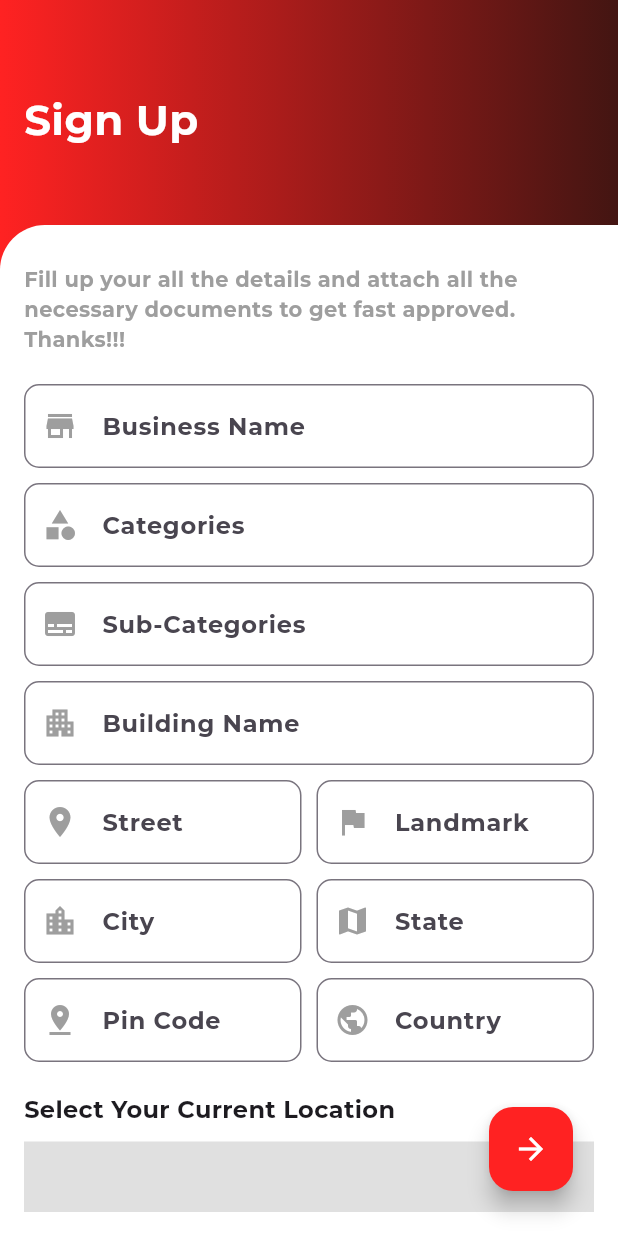
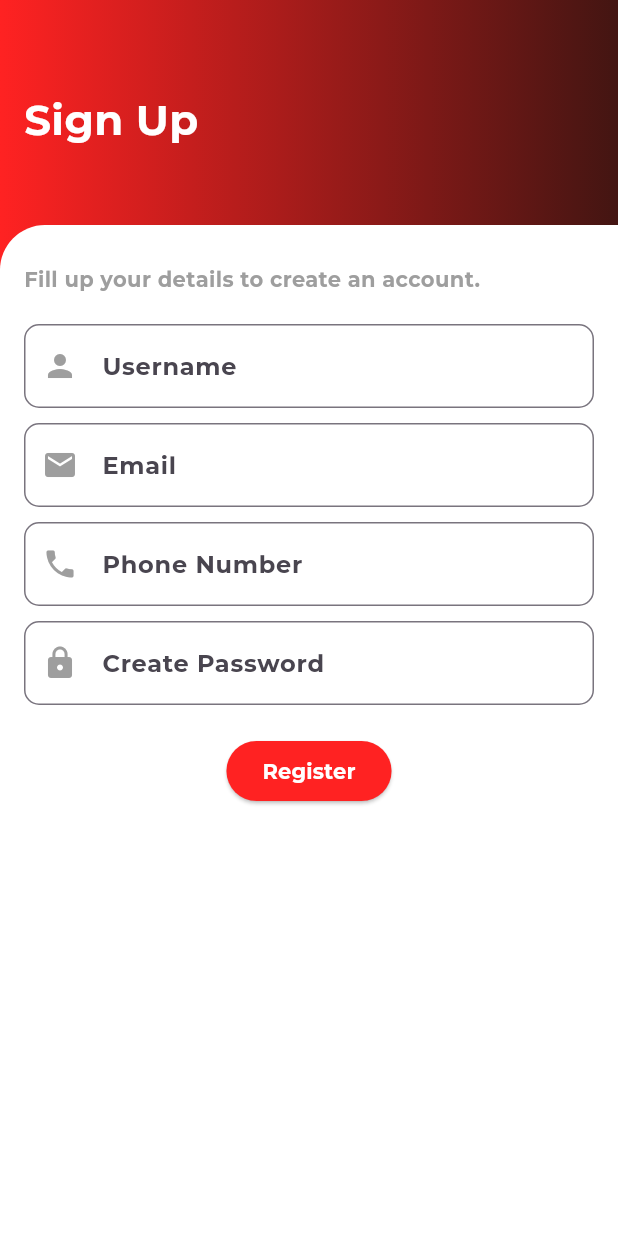
Before and after one commit to reelapp2024/mobileapp_forntend, a Flutter app: the SignupScreen screen opened by its route, on a phone screen of 412 x 824 dp. Run offline on Flutter 3.47's test engine with Material 3 defaults, Android fonts, the phone set to English and light mode, and no system bars; our stand-ins replace camera, get, image_picker, video_player; project files that could hold a hidden picture were left out.

Commit message:
content creation screen done

```diff
--- a/lib/app_route.dart
+++ b/lib/app_route.dart
@@ -1,4 +1,5 @@
 import 'package:get/get.dart';
+import 'package:logical_dottech/screens/content_create.dart';
 import 'package:logical_dottech/screens/create_profile.dart';
 import 'package:logical_dottech/screens/get_otp_screen.dart';
 import 'package:logical_dottech/screens/login_screen.dart';
@@ -19,6 +20,7 @@ class AppRoutes {
   static const String mainscreen = '/mainscreen';
   static const String reelscreen = '/reelscreen';
   static const String createprofile = '/createprofile';
+  static const String contentCreateScreen = '/contentCreateScreen';
 
   static final routes = [
     GetPage(name: signup, page: () => SignupScreen()),
@@ -28,6 +30,7 @@ class AppRoutes {
     GetPage(name: selectBustype, page: () => BusinessTypeScreen()),
     GetPage(name: mainscreen, page: () => MainScreen()),
     GetPage(name: profilescreen, page: () => ProfileScreen()),
+    GetPage(name: contentCreateScreen, page: () => ContentCreateScreen()),
     GetPage(
       name: reelscreen,
       page: () {
--- a/lib/screens/login_screen.dart
+++ b/lib/screens/login_screen.dart
@@ -172,7 +172,7 @@ class _LoginScreenState extends State<LoginScreen> {
                                   recognizer: TapGestureRecognizer()
                                     ..onTap = () {
                                       Get.toNamed(
-                                          '/getOtp'); // Use named route to navigate
+                                          '/signup'); // Use named route to navigate
                                     },
                                 ),
                               ],
--- a/lib/screens/signup_screen.dart
+++ b/lib/screens/signup_screen.dart
@@ -1,4 +1,9 @@
 import 'package:flutter/material.dart';
+import 'package:get/get.dart';
+import 'package:get/get_core/src/get_main.dart';
+import 'dart:math';
+
+import 'package:logical_dottech/constant/color_const.dart'; // Import for random OTP generation
 
 class SignupScreen extends StatefulWidget {
   @override
@@ -6,17 +11,32 @@ class SignupScreen extends StatefulWidget {
 }
 
 class _SignupScreenState extends State<SignupScreen> {
-  // You can use TextEditingControllers if you want to get the form values
-  final TextEditingController _businessNameController = TextEditingController();
-  final TextEditingController _categoryController = TextEditingController();
-  final TextEditingController _subCategoryController = TextEditingController();
-  final TextEditingController _buildingNameController = TextEditingController();
-  final TextEditingController _streetController = TextEditingController();
-  final TextEditingController _landmarkController = TextEditingController();
-  final TextEditingController _cityController = TextEditingController();
-  final TextEditingController _stateController = TextEditingController();
-  final TextEditingController _pinCodeController = TextEditingController();
-  final TextEditingController _countryController = TextEditingController();
+  final TextEditingController _usernameController = TextEditingController();
+  final TextEditingController _emailController = TextEditingController();
+  final TextEditingController _phoneController = TextEditingController();
+  final TextEditingController _passwordController = TextEditingController();
+
+  bool _isOtpButtonVisible = false;
+
+  // Focus nodes for OTP fields
+  final List<FocusNode> _otpFocusNodes = List.generate(4, (_) => FocusNode());
+  final List<TextEditingController> _otpControllers =
+      List.generate(4, (_) => TextEditingController());
+
+  // Variable to store the generated OTP
+  String _generatedOtp = '';
+
+  @override
+  void dispose() {
+    // Dispose controllers and focus nodes to free up resources
+    _usernameController.dispose();
+    _emailController.dispose();
+    _phoneController.dispose();
+    _passwordController.dispose();
+    _otpFocusNodes.forEach((node) => node.dispose());
+    _otpControllers.forEach((controller) => controller.dispose());
+    super.dispose();
+  }
 
   @override
   Widget build(BuildContext context) {
@@ -63,7 +83,7 @@ class _SignupScreenState extends State<SignupScreen> {
                   children: [
                     SizedBox(height: 10),
                     Text(
-                      'Fill up your all the details and attach all the necessary documents to get fast approved. Thanks!!!',
+                      'Fill up your details to create an account.',
                       style: TextStyle(
                         fontSize: 14,
                         color: Colors.grey,
@@ -72,86 +92,53 @@ class _SignupScreenState extends State<SignupScreen> {
                     SizedBox(height: 20),
                     // Form fields
                     _buildTextField(
-                        'Business Name', Icons.store, _businessNameController),
+                        'Username', Icons.person, _usernameController),
+                    SizedBox(height: 10),
+                    _buildTextField('Email', Icons.email, _emailController),
                     SizedBox(height: 10),
                     _buildTextField(
-                        'Categories', Icons.category, _categoryController),
+                        'Phone Number', Icons.phone, _phoneController),
                     SizedBox(height: 10),
-                    _buildTextField('Sub-Categories', Icons.subtitles,
-                        _subCategoryController),
-                    SizedBox(height: 10),
-                    _buildTextField('Building Name', Icons.apartment,
-                        _buildingNameController),
-                    SizedBox(height: 10),
-                    Row(
-                      children: [
-                        Expanded(
-                            child: _buildTextField('Street', Icons.location_on,
-                                _streetController)),
-                        SizedBox(width: 10),
-                        Expanded(
-                            child: _buildTextField(
-                                'Landmark', Icons.flag, _landmarkController)),
-                      ],
-                    ),
-                    SizedBox(height: 10),
-                    Row(
-                      children: [
-                        Expanded(
-                            child: _buildTextField(
-                                'City', Icons.location_city, _cityController)),
-                        SizedBox(width: 10),
-                        Expanded(
-                            child: _buildTextField(
-                                'State', Icons.map, _stateController)),
-                      ],
-                    ),
-                    SizedBox(height: 10),
-                    Row(
-                      children: [
-                        Expanded(
-                            child: _buildTextField('Pin Code', Icons.pin_drop,
-                                _pinCodeController)),
-                        SizedBox(width: 10),
-                        Expanded(
-                            child: _buildTextField(
-                                'Country', Icons.public, _countryController)),
-                      ],
-                    ),
+                    _buildTextField(
+                        'Create Password', Icons.lock, _passwordController,
+                        isObscure: true),
                     SizedBox(height: 20),
-                    // Map Placeholder
-                    Text(
-                      'Select Your Current Location',
-                      style:
-                          TextStyle(fontSize: 16, fontWeight: FontWeight.bold),
-                    ),
-                    SizedBox(height: 10),
-                    Container(
-                      height: 200,
-                      color: Colors.grey[300], // Placeholder for map
-                      child: Center(
-                        child: Text('Google Map Placeholder'),
+                    // OTP Button
+                    if (_isOtpButtonVisible) ...[
+                      Center(
+                        child: ElevatedButton(
+                          onPressed: _getOtp,
+                          child: Text(
+                            'Get OTP',
+                            style: TextStyle(color: Colors.white),
+                          ),
+                          style: ElevatedButton.styleFrom(
+                            backgroundColor:
+                                Color(0xFFFF2222), // Background color
+                          ),
+                        ),
+                      ),
+                      SizedBox(height: 20),
+                    ],
+                    // Register Button
+                    Center(
+                      child: ElevatedButton(
+                        onPressed: () {
+                          // Navigate to the login screen
+                          Navigator.of(context).pushReplacementNamed('/login');
+                        },
+                        child: Text(
+                          'Register',
+                          style: TextStyle(color: Colors.white),
+                        ),
+                        style: ElevatedButton.styleFrom(
+                          backgroundColor:
+                              Color(0xFFFF2222), // Background color
+                        ),
                       ),
                     ),
                   ],
                 ),
-              ),
-            ),
-          ),
-          // Floating action button for submission
-          Positioned(
-            bottom: 30,
-            right: 30,
-            child: FloatingActionButton(
-              onPressed: () {
-                // Perform submission action here
-                // You can access the form field values using the controllers
-                print('Business Name: ${_businessNameController.text}');
-              },
-              backgroundColor: Color(0xFFFF2222),
-              child: Icon(
-                Icons.arrow_forward,
-                color: Colors.white,
               ),
             ),
           ),
@@ -160,11 +147,142 @@ class _SignupScreenState extends State<SignupScreen> {
     );
   }
 
+  // Method to get OTP
+  void _getOtp() {
+    if (_emailController.text.isNotEmpty && _phoneController.text.isNotEmpty) {
+      // Generate OTP and send it to both email and phone
+      _generatedOtp = _generateOtp(); // Generate the OTP
+      _sendOtpEmail(_emailController.text, _generatedOtp); // Send OTP to email
+      _sendOtpSms(_phoneController.text, _generatedOtp); // Send OTP to phone
+
+      // Show OTP dialog after sending OTP
+      _showOtpDialog();
+    } else {
+      _showError('Please enter both email and phone number.');
+    }
+  }
+
+  // Method to generate a random OTP
+  String _generateOtp() {
+    final random = Random();
+    int otp = 100000 + random.nextInt(900000); // Generate a 6-digit OTP
+    return otp.toString();
+  }
+
+  // Method to send OTP via email (mockup)
+  void _sendOtpEmail(String email, String otp) {
+    // Implement your email sending logic here (e.g., using an API)
+    print('Sending OTP $otp to email: $email');
+  }
+
+  // Method to send OTP via SMS (mockup)
+  void _sendOtpSms(String phone, String otp) {
+    // Implement your SMS sending logic here (e.g., using an API)
+    print('Sending OTP $otp to phone: $phone');
+  }
+
+  // Method to show error messages
+  void _showError(String message) {
+    ScaffoldMessenger.of(context)
+        .showSnackBar(SnackBar(content: Text(message)));
+  }
+
+  // Method to show OTP dialog
+  void _showOtpDialog() {
+    showDialog(
+      context: context,
+      builder: (context) {
+        return AlertDialog(
+          backgroundColor: Colors.white,
+          content: Container(
+            width: 300,
+            height: 400,
+            child: Column(
+              mainAxisAlignment: MainAxisAlignment.center,
+              children: [
+                Image.asset(
+                  'assets/OTP 1.png',
+                  height: 100,
+                ),
+                SizedBox(height: 20),
+                Text(
+                  'Enter the OTP sent to your phone',
+                  style: TextStyle(
+                    fontFamily: 'Montserrat',
+                    fontSize: 16,
+                    color: Colors.black,
+                  ),
+                  textAlign: TextAlign.center,
+                ),
+                SizedBox(height: 20),
+                Row(
+                  mainAxisAlignment: MainAxisAlignment.spaceEvenly,
+                  children: List.generate(4, (index) {
+                    return _otpTextField(index);
+                  }),
+                ),
+                SizedBox(height: 20),
+                ElevatedButton(
+                  onPressed: () {
+                    // _openOlaMap(); // Open Ola Map on submit
+                    Get.toNamed('/selectBustype');
+                  },
+                  style: ElevatedButton.styleFrom(
+                    backgroundColor: AppColors.primary1Color,
+                  ),
+                  child: Text('Submit', style: TextStyle(color: Colors.white)),
+                ),
+              ],
+            ),
+          ),
+        );
+      },
+    ).then((_) {
+      _otpFocusNodes.forEach((node) => node.unfocus());
+    });
+  }
+
+  Widget _otpTextField(int index) {
+    return Container(
+      width: 50,
+      child: TextField(
+        textAlign: TextAlign.center,
+        keyboardType: TextInputType.number,
+        focusNode: _otpFocusNodes[index],
+        decoration: InputDecoration(
+          border: OutlineInputBorder(
+            borderRadius: BorderRadius.circular(10.0),
+          ),
+          hintText: '*',
+        ),
+        maxLength: 1, // Limit to 1 character
+        onChanged: (value) {
+          if (value.length == 1) {
+            // Move focus to the next field if a digit is entered
+            if (index < 3) {
+              _otpFocusNodes[index + 1]
+                  .requestFocus(); // Move focus to the next field
+            } else {
+              // If it's the last field, you might want to handle submission or focus out
+              FocusScope.of(context)
+                  .unfocus(); // Unfocus if it's the last field
+            }
+          } else if (value.isEmpty && index > 0) {
+            // Move focus back to the previous field if deleted
+            _otpFocusNodes[index - 1].requestFocus();
+          }
+        },
+      ),
+    );
+  }
+
   // A reusable method for building TextFields
   Widget _buildTextField(
-      String labelText, IconData icon, TextEditingController controller) {
+      String labelText, IconData icon, TextEditingController controller,
+      {bool isObscure = false}) {
     return TextField(
       controller: controller,
+      obscureText: isObscure,
       decoration: InputDecoration(
         labelText: labelText,
         prefixIcon: Icon(icon, color: Colors.grey),
@@ -173,6 +291,12 @@ class _SignupScreenState extends State<SignupScreen> {
           borderSide: BorderSide(color: Colors.grey),
         ),
       ),
+      onChanged: (value) {
+        setState(() {
+          _isOtpButtonVisible = _emailController.text.isNotEmpty &&
+              _phoneController.text.isNotEmpty;
+        });
+      },
     );
   }
 }
```
Also changed, not shown: lib/screens/content_create.dart (added, +137 -0 lines), 1 other file.
